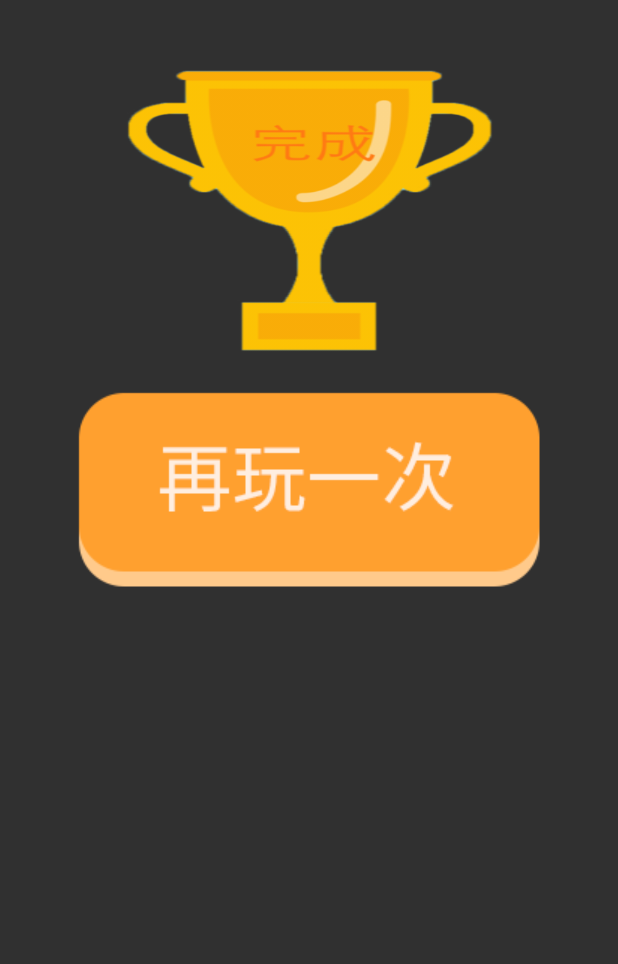
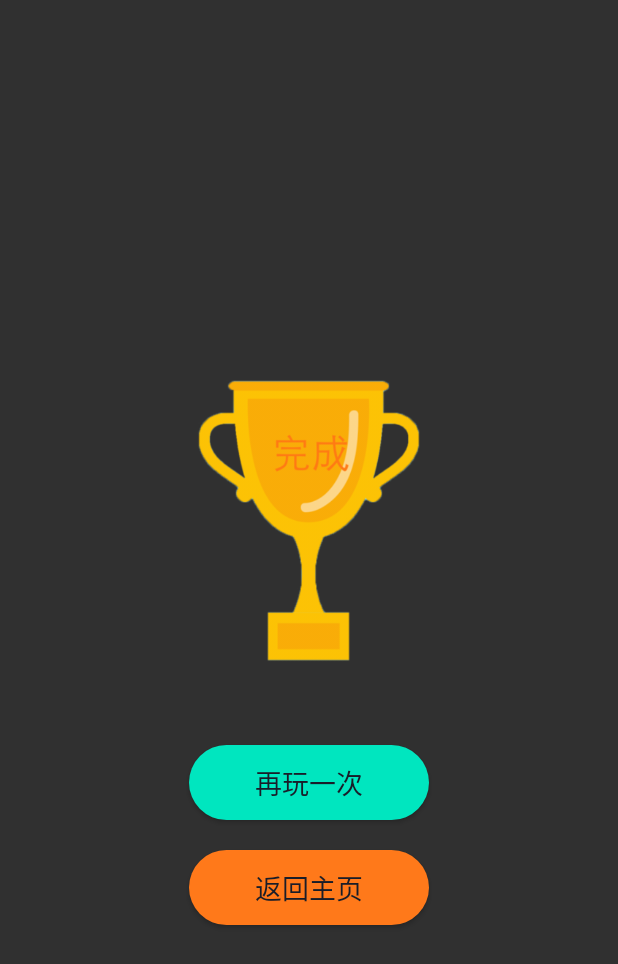
Before and after one commit to GitHzc/Puzzle, an Android app: the layout game_success.xml on its own in the app's theme, with its tools: preview values and no code run, on a phone screen of 412 x 824 dp. Shown: the top 964 px of the screen. Run offline under Robolectric (Android 15) with nearby library versions, the light colour scheme and no system bars; network calls fail.

Commit message:
modified:   app/src/main/java/com/example/puzzle/PuzzleApplication.java 	modified:   app/src/main/java/com/example/puzzle/activity/GameActivity.java 	modified:   app/src/main/java/com/example/puzzle/activity/GameStartActivity.java 	modified:   app/src/main/java/com/example/puzzle/activity/History.java 	modified:   app/src/main/java/com/example/puzzle/activity/Rank.java 	modified:   app/src/main/java/com/example/puzzle/activity/User.java 	modified:   app/src/main/java/com/example/puzzle/widget/Pausedialog.java 	modified:   app/src/main/java/com/example/puzzle/widget/Windialog.java 	deleted:    app/src/main/res/drawable/again.png 	new file:   app/src/main/res/drawable/again.xml 	new file:   app/src/main/res/drawable/return_mainpage.xml 	modified:   app/src/main/res/layout/content_game.xml 	modified:   app/src/main/res/layout/game_success.xml 	modified:   app/src/main/res/values/colors.xml 	modified:   app/src/main/res/values/strings.xml

```diff
--- /dev/null
+++ b/app/src/main/res/drawable/again.xml
@@ -0,0 +1,6 @@
+<?xml version="1.0" encoding="utf-8"?>
+<shape xmlns:android="http://schemas.android.com/apk/res/android"
+    android:shape="rectangle">
+    <solid android:color="@color/againGreen"/>
+        <corners android:radius="25dp"/>
+</shape>
--- /dev/null
+++ b/app/src/main/res/drawable/return_mainpage.xml
@@ -0,0 +1,6 @@
+<?xml version="1.0" encoding="utf-8"?>
+<shape xmlns:android="http://schemas.android.com/apk/res/android"
+    android:shape="rectangle">
+    <corners android:radius="25dp"/>
+    <solid android:color="@color/orange"/>
+</shape>
--- a/app/src/main/res/layout/content_game.xml
+++ b/app/src/main/res/layout/content_game.xml
@@ -48,7 +48,7 @@
                 android:layout_height="50dp"
                 android:id="@+id/original"
                 android:layout_gravity="center_horizontal"
-                android:background="@drawable/original"
+                android:background="@drawable/original1"
                 />
             <Button
                 android:layout_width="50dp"
--- a/app/src/main/res/layout/game_success.xml
+++ b/app/src/main/res/layout/game_success.xml
@@ -4,23 +4,33 @@
     android:layout_height="match_parent"
     android:background="@color/transparent"
     android:id="@+id/success_stub"
-    >
+    android:gravity="center">
 
     <ImageView
-        android:layout_width="wrap_content"
+        android:id="@+id/finishImage"
+        android:layout_width="250dp"
         android:layout_height="250dp"
-        android:id="@+id/finishImage"
+        android:layout_gravity="center_horizontal"
         android:background="@drawable/win"
-        android:layout_gravity="center_horizontal"/>
+        android:layout_marginBottom="40dp"/>
 
-    <ImageButton
-        android:layout_width="wrap_content"
-        android:layout_height="wrap_content"
+    <Button
+        android:layout_width="160dp"
+        android:layout_height="50dp"
         android:id="@+id/againButton"
         android:layout_marginBottom="20dp"
         android:background="@drawable/again"
         android:layout_gravity="center_horizontal"
+        android:text="@string/play_again"
+        android:textColor="@color/fontColorBlack"
+        android:textSize="18sp"/>
 
-        />
-
+    <Button
+        android:layout_width="160dp"
+        android:layout_height="50dp"
+        android:id="@+id/returnButton"
+        android:background="@drawable/return_mainpage"
+        android:text="@string/return_mainpage"
+        android:textSize="18sp"
+        android:textColor="@color/fontColorBlack"/>
 </LinearLayout>
--- a/app/src/main/res/values/colors.xml
+++ b/app/src/main/res/values/colors.xml
@@ -18,4 +18,5 @@
     <color name="personGreyDark">#dcdcdc</color>
     <color name="transparent">#00000000</color>
     <color name="backgroundDark">#191D29</color>
+    <color name="againGreen">#00E6BF</color>
 </resources>
--- a/app/src/main/res/values/strings.xml
+++ b/app/src/main/res/values/strings.xml
@@ -23,4 +23,6 @@
     <string name="clip_picture">裁剪图片</string>
     <string name="complete">完成</string>
     <string name="default_time">00:00</string>
+    <string name="play_again">再玩一次</string>
+    <string name="return_mainpage">返回主页</string>
 </resources>
```
Also changed, not shown: app/src/main/java/com/example/puzzle/PuzzleApplication.java (+12 -0 lines), app/src/main/java/com/example/puzzle/activity/GameActivity.java (+32 -22 lines), app/src/main/java/com/example/puzzle/activity/GameStartActivity.java (+18 -38 lines), app/src/main/java/com/example/puzzle/activity/History.java (+9 -9 lines), app/src/main/java/com/example/puzzle/activity/Rank.java (+7 -7 lines), app/src/main/java/com/example/puzzle/activity/User.java (+5 -5 lines), app/src/main/java/com/example/puzzle/widget/Pausedialog.java (+4 -4 lines), app/src/main/java/com/example/puzzle/widget/Windialog.java (+10 -5 lines), app/src/main/res/drawable/again.png (deleted).
